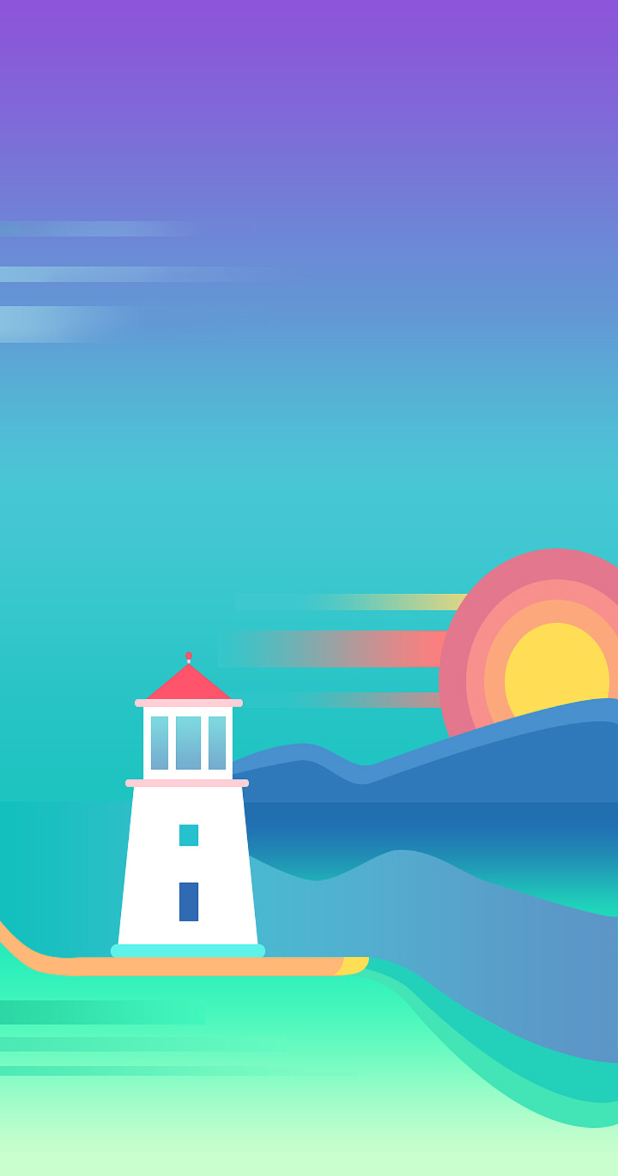
After one commit to dhcstruggle/KotlinStudy, an Android app: the SplashActivity screen opened directly, with no data from a screen before it, on a phone screen of 412 x 824 dp. The commit adds this screen. Shown: the top 1176 px of the screen. Run offline under Robolectric (Android 15) with nearby library versions, the phone set to English and light mode, and no system bars.

Commit message:
1.添加启动界面 2.添加启动界面的主题

```diff
--- a/app/src/main/java/com/android/kotlinstudy/MainActivity.kt
+++ b/app/src/main/java/com/android/kotlinstudy/MainActivity.kt
@@ -25,6 +25,7 @@ class MainActivity : AppCompatActivity() {
 
     override fun onCreate(savedInstanceState: Bundle?) {
         super.onCreate(savedInstanceState)
+        setTheme(R.style.AppTheme)
         setContentView(R.layout.activity_main)
         setOverFlowShowingAlways()
         Log.d(mTab, "onCreate")
--- a/app/src/main/java/com/android/kotlinstudy/PermissionActivity.kt
+++ b/app/src/main/java/com/android/kotlinstudy/PermissionActivity.kt
@@ -15,7 +15,7 @@ class PermissionActivity : AppCompatActivity() {
 
     override fun onRequestPermissionsResult(requestCode: Int, permissions: Array<out String>, grantResults: IntArray) {
         super.onRequestPermissionsResult(requestCode, permissions, grantResults)
-        mPermissionAccesser.RequestPermissionsResult(requestCode, permissions, grantResults)
+        mPermissionAccesser.requestPermissionsResult(requestCode, permissions, grantResults)
     }
 
     fun onPermAccessClick(v: View?) {
--- /dev/null
+++ b/app/src/main/java/com/android/kotlinstudy/SplashActivity.kt
@@ -0,0 +1,19 @@
+package com.android.kotlinstudy
+
+import android.content.Intent
+import android.os.Bundle
+import android.os.Handler
+import androidx.appcompat.app.AppCompatActivity
+
+class SplashActivity : AppCompatActivity() {
+    override fun onCreate(savedInstanceState: Bundle?) {
+        super.onCreate(savedInstanceState)
+        setContentView(R.layout.activity_splash)
+        Handler(this.mainLooper).postDelayed({
+            Intent(this@SplashActivity, MainActivity::class.java).apply {
+                startActivity(this)
+            }
+            finish()
+        }, 3000)
+    }
+}
--- /dev/null
+++ b/app/src/main/res/layout/activity_splash.xml
@@ -0,0 +1,9 @@
+<?xml version="1.0" encoding="utf-8"?>
+<androidx.constraintlayout.widget.ConstraintLayout xmlns:android="http://schemas.android.com/apk/res/android"
+    xmlns:app="http://schemas.android.com/apk/res-auto"
+    xmlns:tools="http://schemas.android.com/tools"
+    android:layout_width="match_parent"
+    android:layout_height="match_parent"
+    tools:context=".SplashActivity">
+
+</androidx.constraintlayout.widget.ConstraintLayout>
--- a/app/src/main/res/values/styles.xml
+++ b/app/src/main/res/values/styles.xml
@@ -7,4 +7,10 @@
         <item name="colorAccent">@color/colorAccent</item>
     </style>
 
+    <style name="SplashTheme" parent="AppTheme">
+        <item name="android:windowBackground">@drawable/welcome1</item>
+        <item name="android:windowFullscreen">true</item>
+        <item name="windowNoTitle">true</item>
+    </style>
+
 </resources>
```
Also changed, not shown: app/src/main/AndroidManifest.xml (+24 -17 lines), app/src/main/res/drawable/welcome1.png (added), app/src/main/res/drawable/welcome2.png (added), app/src/main/res/drawable/welcome3.png (added).
